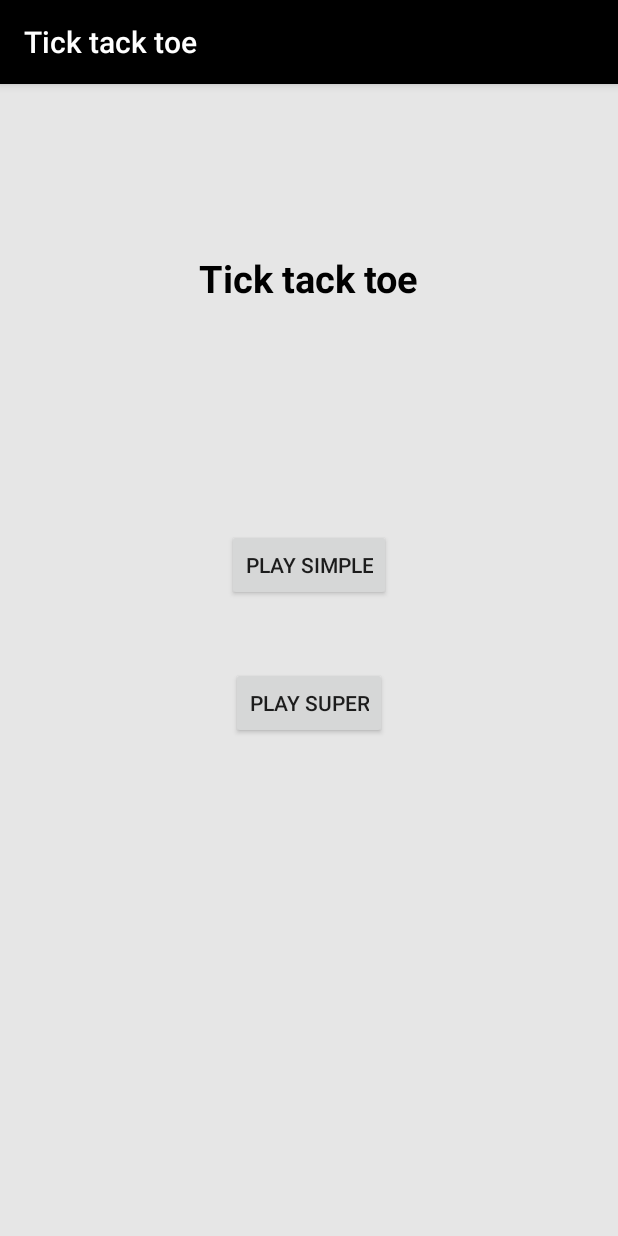
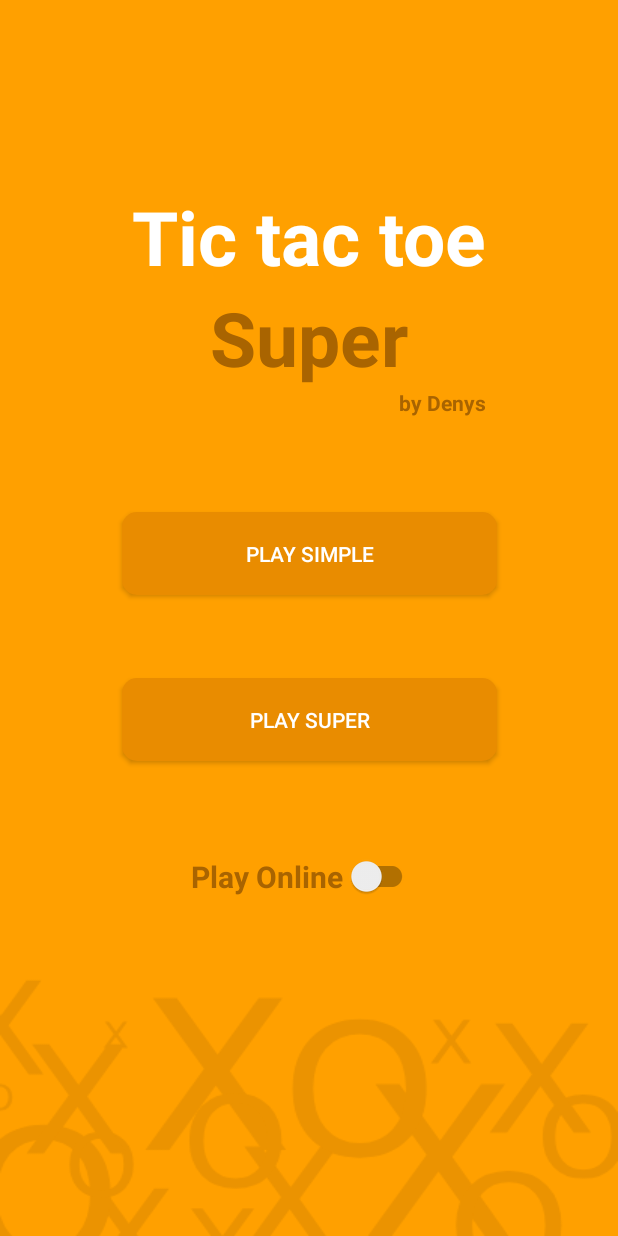
Before and after one commit to Mister545/Super-Tic-Tac-Toe, an Android app built with Jetpack Compose: the screen it shows after launch (MainActivity), on a phone screen of 412 x 824 dp. Run offline under Robolectric (Android 15) with nearby library versions, the phone set to English and light mode, and no system bars.

Commit message:
App working but not test with Dima ver ui Main

```diff
--- a/app/build.gradle.kts
+++ b/app/build.gradle.kts
@@ -67,6 +67,7 @@ dependencies {
     implementation("androidx.constraintlayout:constraintlayout:2.1.4")
     implementation("com.google.firebase:firebase-auth:23.0.0")
     implementation("com.google.firebase:firebase-database:21.0.0")
+    implementation("com.google.android.material:material:1.12.0")
     testImplementation("junit:junit:4.13.2")
     androidTestImplementation("androidx.test.ext:junit:1.1.5")
     androidTestImplementation("androidx.test.espresso:espresso-core:3.5.1")
--- a/app/src/main/java/com/exemple/ticktacktoe/Super_ticTacToe.kt
+++ b/app/src/main/java/com/exemple/ticktacktoe/Super_ticTacToe.kt
@@ -1,5 +1,6 @@
 package com.exemple.ticktacktoe
 
+import android.app.Activity
 import android.os.Bundle
 import android.util.Log
 import android.widget.Button
@@ -147,13 +148,14 @@ class SuperTicTacToe : AppCompatActivity() {
     }
 
     private fun initialization() {
-        restartListeners()
-        firebaseService.setBoardStateSuper(MutableList(9) { MutableList(9) { 0 } })
         firebaseService.setExitCode(0)
         exitListeners()
+        firebaseService.setNextField(MutableList(9) {0})
+        firebaseService.setWinSuper(MutableList(9) {0})
+//        restartListeners()
+        firebaseService.setBoardStateSuper(MutableList(9) { MutableList(9) { 0 } })
         setupFirebaseListenerAndChecker()
         firebaseService.setNextBoard(10)
-        firebaseService.setNextField(nextField(10))
         firebaseService.setStepSuper(true)
         resetGame()
     }
@@ -297,15 +299,15 @@ class SuperTicTacToe : AppCompatActivity() {
                     firebaseService.setNextBoard(index)
                     firebaseService.setNextField(nextField(index))
                 }
-                getBoardState { mutableLists, _ ->
-                    disableButtonsIsNotNull(mutableLists)
-                }
+//                getBoardState { mutableLists, _ ->
+//                    disableButtonsIsNotNull(mutableLists)
+//                }
             }
         }
     }
     private fun restartListeners() {
         removeListeners()
-        getBoardState{_, _-> }
+//        getBoardState{_, _-> }
         setupFirebaseListenerAndChecker()
     }
 
@@ -350,8 +352,10 @@ class SuperTicTacToe : AppCompatActivity() {
                 val nextBoard = dataSnapshot.child("prevStep").getValue(Int::class.java) ?: 10
                 updateUI(boardState)
                 gameBoard.checkWinSuper(boardState, binding)
+                firebaseService.setWinSuper(gameBoard.getWinListSuper())
                 handleBoardUpdates(nextBoard)
-                firebaseService.setWinSuper(gameBoard.getWinListSuper())
+                firebaseService.setNextField(nextField(nextBoard))
+                disableButtonsIsNotNull(boardState)
                 Log.d("ooo", "boardState=========$boardState")
                 Log.d("ooo", "nextBoard=========$nextBoard")
             }
--- a/app/src/main/java/com/exemple/ticktacktoe/ui/theme/Game/FirebaseService.kt
+++ b/app/src/main/java/com/exemple/ticktacktoe/ui/theme/Game/FirebaseService.kt
@@ -9,7 +9,6 @@ class FirebaseService {
 
     fun setExitCode(code: Int){
         database.getReference("ExitCode").setValue(code)
-
     }
     fun setStep(step: Boolean) {
         database.getReference("StatSimple").child("isNextX").setValue(step)
@@ -67,8 +66,6 @@ class FirebaseService {
                 index++
             }
         }
-//        Log.d("ppp", y.toString())
-
         val validNum = setOf(0, 3, 5, 6, 9, 12, 15, 18, 21, 24, 27, 30, 33, 36, 39, 42, 45,
             48, 51, 54, 57, 60, 63, 66, 69, 72, 75, 78, 81, 84, 87, 90, 93, 96, 99, 102, 105, 108,
             111, 114, 117, 120, 123)
--- /dev/null
+++ b/app/src/main/res/drawable/button_main.xml
@@ -0,0 +1,5 @@
+<?xml version="1.0" encoding="utf-8"?>
+<shape xmlns:android="http://schemas.android.com/apk/res/android">
+    <corners android:radius="10dp" />
+    <solid android:color="@color/main_orange_button" />
+</shape>
--- a/app/src/main/res/layout/activity_main.xml
+++ b/app/src/main/res/layout/activity_main.xml
@@ -4,7 +4,7 @@
     xmlns:tools="http://schemas.android.com/tools"
     android:layout_width="match_parent"
     android:layout_height="match_parent"
-    android:background="#E6E6E6"
+    android:background="@drawable/background_main"
     android:orientation="vertical"
     android:visibility="visible">
 
@@ -13,33 +13,60 @@
         android:id="@+id/TicTacToeText"
         android:layout_width="wrap_content"
         android:layout_height="wrap_content"
-        android:layout_marginTop="112dp"
+        android:layout_marginTop="124dp"
         android:text="@string/TicTacToeText"
         android:textAllCaps="false"
-        android:textColor="#000000"
-        android:textSize="25sp"
+        android:textColor="@color/white"
+        android:textSize="50sp"
         android:textStyle="bold"
         app:layout_constraintEnd_toEndOf="parent"
         app:layout_constraintStart_toStartOf="parent"
         app:layout_constraintTop_toTopOf="parent" />
 
+    <TextView
+        android:id="@+id/textView"
+        android:layout_width="wrap_content"
+        android:layout_height="wrap_content"
+        android:text="by Denys"
+        android:textColor="@color/main_orange_text"
+        android:textStyle="bold"
+        app:layout_constraintEnd_toEndOf="@+id/TicTacToeText"
+        app:layout_constraintTop_toBottomOf="@+id/superText" />
+
+    <TextView
+        android:id="@+id/superText"
+        android:layout_width="wrap_content"
+        android:layout_height="wrap_content"
+        android:text="Super"
+        android:textAllCaps="false"
+        android:textColor="@color/main_orange_text"
+        android:textSize="50sp"
+        android:textStyle="bold"
+        app:layout_constraintEnd_toEndOf="@+id/TicTacToeText"
+        app:layout_constraintStart_toStartOf="@+id/TicTacToeText"
+        app:layout_constraintTop_toBottomOf="@+id/TicTacToeText" />
 
     <Button
         android:id="@+id/bPlaySuper"
-        android:layout_width="wrap_content"
-        android:layout_height="wrap_content"
-        android:layout_marginTop="44dp"
+        android:layout_width="250dp"
+        android:layout_height="55dp"
+        android:layout_marginTop="55dp"
+        android:background="@drawable/button_main"
         android:text="Play Super"
+        android:textColor="@color/white"
         app:layout_constraintEnd_toEndOf="@+id/bPlaySimple"
+        app:layout_constraintHorizontal_bias="0.0"
         app:layout_constraintStart_toStartOf="@+id/bPlaySimple"
         app:layout_constraintTop_toBottomOf="@+id/bPlaySimple" />
 
     <Button
         android:id="@+id/bPlaySimple"
-        android:layout_width="wrap_content"
-        android:layout_height="wrap_content"
+        android:layout_width="250dp"
+        android:layout_height="55dp"
         android:layout_marginTop="150dp"
+        android:background="@drawable/button_main"
         android:text="Play Simple"
+        android:textColor="@color/white"
         android:visibility="visible"
         app:layout_constraintEnd_toEndOf="@+id/TicTacToeText"
         app:layout_constraintStart_toStartOf="@+id/TicTacToeText"
@@ -53,8 +80,8 @@
         app:layout_constraintBottom_toBottomOf="parent"
         app:layout_constraintEnd_toEndOf="parent"
         app:layout_constraintStart_toStartOf="parent"
-        app:layout_constraintTop_toTopOf="parent">
-    </FrameLayout>
+        app:layout_constraintTop_toTopOf="parent" />
+
     <FrameLayout
         android:id="@+id/fragmentConteinerSuper"
         android:layout_width="match_parent"
@@ -63,7 +90,27 @@
         app:layout_constraintBottom_toBottomOf="parent"
         app:layout_constraintEnd_toEndOf="parent"
         app:layout_constraintStart_toStartOf="parent"
-        app:layout_constraintTop_toTopOf="parent">
-    </FrameLayout>
+        app:layout_constraintTop_toTopOf="parent" />
+
+    <TextView
+        android:layout_width="wrap_content"
+        android:layout_height="wrap_content"
+        android:text="Play Online"
+        android:textColor="@color/main_orange_text"
+        android:textSize="20sp"
+        android:textStyle="bold"
+        app:layout_constraintBottom_toBottomOf="@+id/chip"
+        app:layout_constraintEnd_toStartOf="@+id/chip"
+        app:layout_constraintTop_toTopOf="@+id/chip" />
+
+    <androidx.appcompat.widget.SwitchCompat
+        android:id="@+id/chip"
+        android:layout_width="50dp"
+        android:layout_height="50dp"
+        android:layout_marginTop="52dp"
+        app:layout_constraintEnd_toEndOf="@+id/bPlaySuper"
+        app:layout_constraintHorizontal_bias="0.736"
+        app:layout_constraintStart_toStartOf="@+id/bPlaySuper"
+        app:layout_constraintTop_toBottomOf="@+id/bPlaySuper" />
 
 </androidx.constraintlayout.widget.ConstraintLayout>
--- a/app/src/main/res/layout/activity_super_tic_tac_toe.xml
+++ b/app/src/main/res/layout/activity_super_tic_tac_toe.xml
@@ -4,8 +4,7 @@
     xmlns:tools="http://schemas.android.com/tools"
     android:layout_width="match_parent"
     android:layout_height="match_parent"
-    android:background="@android:color/holo_green_dark"
-    tools:context=".Super_ticTacToe">
+    android:background="@android:color/holo_green_dark">
 
     <TextView
         android:id="@+id/textIsNextX"
--- a/app/src/main/res/values/colors.xml
+++ b/app/src/main/res/values/colors.xml
@@ -8,4 +8,8 @@
     <color name="black">#FF000000</color>
     <color name="white">#FFFFFFFF</color>
     <color name="green">#67F34F</color>
+
+    <color name="main_orange_background">#FFA000</color>
+    <color name="main_orange_button">#E98C00</color>
+    <color name="main_orange_text">#A96400</color>
 </resources>
--- a/app/src/main/res/values/strings.xml
+++ b/app/src/main/res/values/strings.xml
@@ -1,6 +1,6 @@
 <resources>
     <string name="app_name">Tick tack toe</string>
-    <string name="TicTacToeText">Tick tack toe</string>
+    <string name="TicTacToeText">Tic tac toe</string>
     <!-- super tic tac toe activity -->
     <string name="winText">Win %1$s</string>
     <string name="drawText">Draw %1$s</string>
--- a/app/src/main/res/values/themes.xml
+++ b/app/src/main/res/values/themes.xml
@@ -1,7 +1,7 @@
 <?xml version="1.0" encoding="utf-8"?>
 <resources>
     <!-- Base application theme. -->
-    <style name="AppTheme" parent="Theme.AppCompat.Light.DarkActionBar">
+    <style name="AppTheme" parent="Theme.AppCompat.Light.NoActionBar">
         <!-- Customize your theme here. -->
         <item name="colorPrimary">@color/black</item>
         <item name="colorPrimaryDark">@color/black</item>
```
Also changed, not shown: app/src/main/res/drawable/background_main.png (added).
